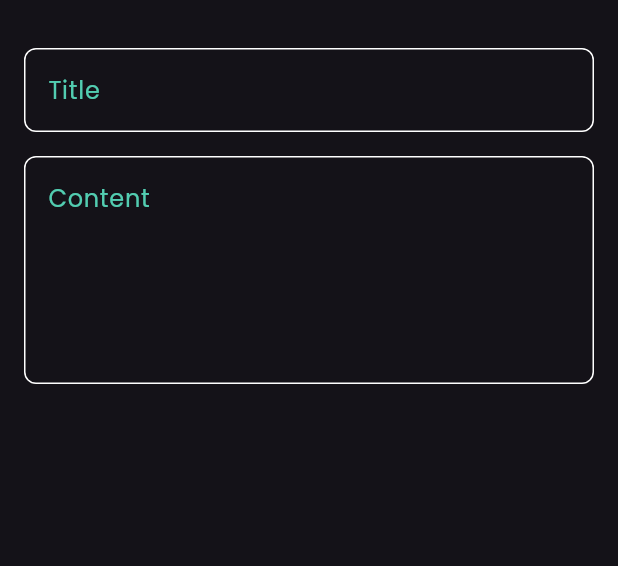
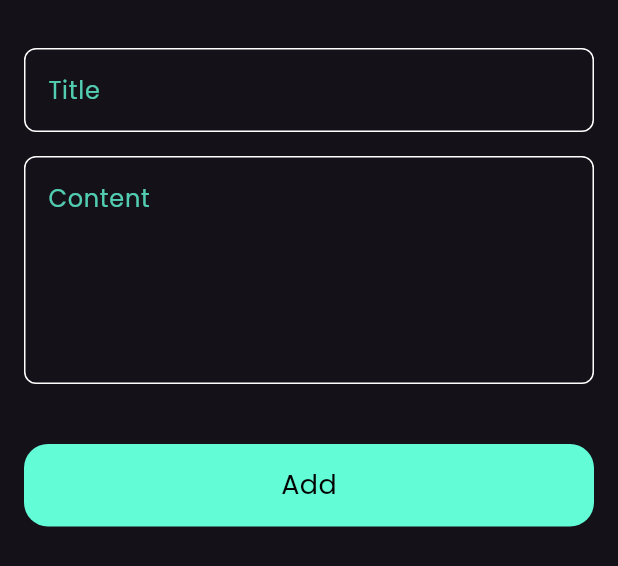
Before and after one commit to mozidan27/note-app-windows, a Flutter app: the AddNoteBottomSheet widget shown alone on an empty page, opened directly, on a phone screen of 412 x 824 dp. Shown: the top 566 px of the screen. Run offline on Flutter 3.47's test engine with Material 3 defaults, Android fonts, the phone set to English and light mode, and no system bars; our stand-ins replace font_awesome_flutter.

Commit message:
bulid add bottom

```diff
--- a/lib/views/widgets/add_note_bottom_sheet.dart
+++ b/lib/views/widgets/add_note_bottom_sheet.dart
@@ -1,4 +1,5 @@
 import 'package:flutter/material.dart';
+import 'package:note_app/views/widgets/custom_bottom.dart';
 import 'package:note_app/views/widgets/custom_text_field.dart';
 
 class AddNoteBottomSheet extends StatelessWidget {
@@ -23,6 +24,10 @@ class AddNoteBottomSheet extends StatelessWidget {
             hint: 'Content',
             maxLines: 5,
           ),
+          SizedBox(
+            height: 40,
+          ),
+          CustomButtom()
         ],
       ),
     );
--- /dev/null
+++ b/lib/views/widgets/custom_bottom.dart
@@ -0,0 +1,23 @@
+import 'package:flutter/material.dart';
+import 'package:note_app/constants.dart';
+
+class CustomButtom extends StatelessWidget {
+  const CustomButtom({super.key});
+
+  @override
+  Widget build(BuildContext context) {
+    return Container(
+      width: MediaQuery.of(context).size.width,
+      decoration: BoxDecoration(
+          color: kPrimeryColor, borderRadius: BorderRadius.circular(16)),
+      height: 55,
+      child: const Center(
+        child: Text(
+          'Add',
+          style: TextStyle(
+              color: Colors.black, fontWeight: FontWeight.w500, fontSize: 18),
+        ),
+      ),
+    );
+  }
+}
```
